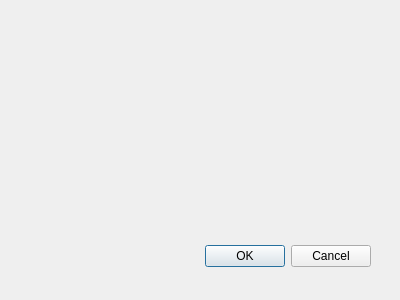
Old version of the form changepwdialog.ui in the repository Biuuuuuuuu/buybuybuy.
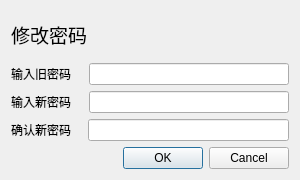
New version of the form.

Patch:
```diff
--- a/changepwdialog.ui
+++ b/changepwdialog.ui
@@ -8,29 +8,131 @@
    <rect>
     <x>0</x>
     <y>0</y>
-    <width>400</width>
-    <height>300</height>
+    <width>300</width>
+    <height>180</height>
    </rect>
   </property>
+  <property name="sizePolicy">
+   <sizepolicy hsizetype="Fixed" vsizetype="Fixed">
+    <horstretch>0</horstretch>
+    <verstretch>0</verstretch>
+   </sizepolicy>
+  </property>
+  <property name="minimumSize">
+   <size>
+    <width>300</width>
+    <height>180</height>
+   </size>
+  </property>
+  <property name="maximumSize">
+   <size>
+    <width>300</width>
+    <height>180</height>
+   </size>
+  </property>
   <property name="windowTitle">
    <string>Dialog</string>
   </property>
-  <widget name="buttonBox" class="QDialogButtonBox">
-   <property name="geometry">
-    <rect>
-     <x>30</x>
-     <y>240</y>
-     <width>341</width>
-     <height>32</height>
-    </rect>
-   </property>
-   <property name="orientation">
-    <enum>Qt::Horizontal</enum>
-   </property>
-   <property name="standardButtons">
-    <set>QDialogButtonBox::Cancel|QDialogButtonBox::Ok</set>
-   </property>
-  </widget>
+  <property name="modal">
+   <bool>true</bool>
+  </property>
+  <layout class="QVBoxLayout" name="verticalLayout">
+   <item>
+    <widget class="QLabel" name="label">
+     <property name="font">
+      <font>
+       <family>微软雅黑 Light</family>
+       <pointsize>14</pointsize>
+      </font>
+     </property>
+     <property name="text">
+      <string>修改密码</string>
+     </property>
+    </widget>
+   </item>
+   <item>
+    <layout class="QHBoxLayout" name="horizontalLayout">
+     <item>
+      <widget class="QLabel" name="label_2">
+       <property name="text">
+        <string>输入旧密码</string>
+       </property>
+      </widget>
+     </item>
+     <item>
+      <widget class="QLineEdit" name="oldpwIn">
+       <property name="maximumSize">
+        <size>
+         <width>200</width>
+         <height>16777215</height>
+        </size>
+       </property>
+       <property name="echoMode">
+        <enum>QLineEdit::Password</enum>
+       </property>
+      </widget>
+     </item>
+    </layout>
+   </item>
+   <item>
+    <layout class="QHBoxLayout" name="horizontalLayout_2">
+     <item>
+      <widget class="QLabel" name="label_3">
+       <property name="text">
+        <string>输入新密码</string>
+       </property>
+      </widget>
+     </item>
+     <item>
+      <widget class="QLineEdit" name="newpwIn">
+       <property name="maximumSize">
+        <size>
+         <width>200</width>
+         <height>16777215</height>
+        </size>
+       </property>
+       <property name="echoMode">
+        <enum>QLineEdit::PasswordEchoOnEdit</enum>
+       </property>
+      </widget>
+     </item>
+    </layout>
+   </item>
+   <item>
+    <layout class="QHBoxLayout" name="horizontalLayout_3">
+     <item>
+      <widget class="QLabel" name="label_4">
+       <property name="text">
+        <string>确认新密码</string>
+       </property>
+      </widget>
+     </item>
+     <item>
+      <widget class="QLineEdit" name="newpwIn2">
+       <property name="maximumSize">
+        <size>
+         <width>201</width>
+         <height>16777215</height>
+        </size>
+       </property>
+       <property name="echoMode">
+        <enum>QLineEdit::PasswordEchoOnEdit</enum>
+       </property>
+      </widget>
+     </item>
+    </layout>
+   </item>
+   <item>
+    <widget class="QDialogButtonBox" name="buttonBox">
+     <property name="orientation">
+      <enum>Qt::Horizontal</enum>
+     </property>
+     <property name="standardButtons">
+      <set>QDialogButtonBox::Cancel|QDialogButtonBox::Ok</set>
+     </property>
+    </widget>
+   </item>
+  </layout>
  </widget>
  <pixmapfunction/>
  <resources/>
```
Left out of the diff: 9 changed lines with no effect on the pictures.
